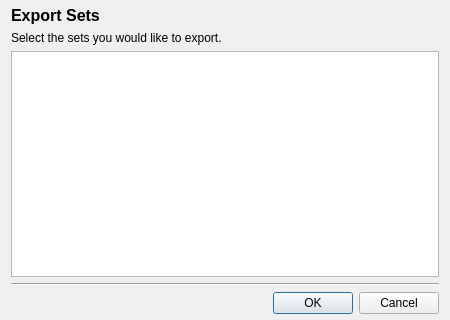
Qt form data/ui/exportSets.ui (stewartadam/fwbackups) before a commit.
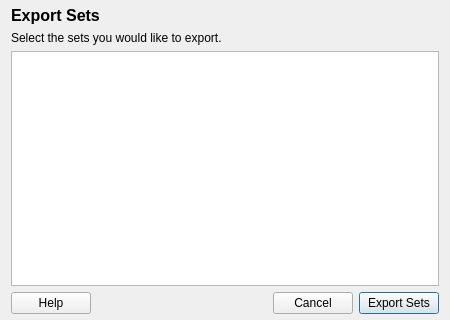
The same form after that commit. Icons and pictures are not drawn.

The edit to the form file:
```diff
--- a/data/ui/exportSets.ui
+++ b/data/ui/exportSets.ui
@@ -59,21 +59,49 @@
     </layout>
    </item>
    <item>
-    <widget class="Line" name="line">
-     <property name="orientation">
-      <enum>Qt::Horizontal</enum>
-     </property>
-    </widget>
-   </item>
-   <item>
-    <widget class="QDialogButtonBox" name="buttonBox">
-     <property name="orientation">
-      <enum>Qt::Horizontal</enum>
-     </property>
-     <property name="standardButtons">
-      <set>QDialogButtonBox::Cancel|QDialogButtonBox::Ok</set>
-     </property>
-    </widget>
+    <layout class="QHBoxLayout" name="horizontalLayout">
+     <item>
+      <widget class="QPushButton" name="pushButton">
+       <property name="text">
+        <string>Help</string>
+       </property>
+      </widget>
+     </item>
+     <item>
+      <spacer name="horizontalSpacer">
+       <property name="orientation">
+        <enum>Qt::Horizontal</enum>
+       </property>
+       <property name="sizeHint" stdset="0">
+        <size>
+         <width>40</width>
+         <height>5</height>
+        </size>
+       </property>
+      </spacer>
+     </item>
+     <item>
+      <widget class="QPushButton" name="cancelButton">
+       <property name="text">
+        <string>Cancel</string>
+       </property>
+      </widget>
+     </item>
+     <item>
+      <widget class="QPushButton" name="exportSetsButton">
+       <property name="text">
+        <string>Export Sets</string>
+       </property>
+       <property name="icon">
+        <iconset resource="../fwbackups.qrc">
+         <normaloff>:/program-icons/program-icons/document-save.png</normaloff>:/program-icons/program-icons/document-save.png</iconset>
+       </property>
+       <property name="default">
+        <bool>true</bool>
+       </property>
+      </widget>
+     </item>
+    </layout>
    </item>
   </layout>
  </widget>
```
Left out of the diff: 37 changed lines with no effect on the pictures.
